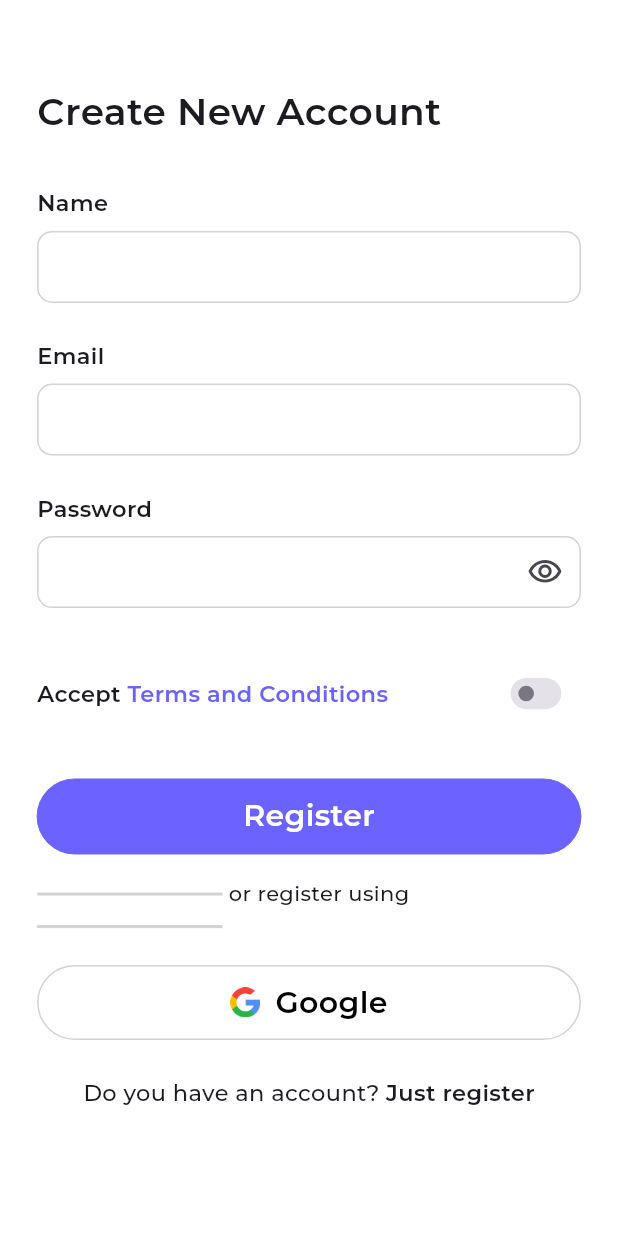
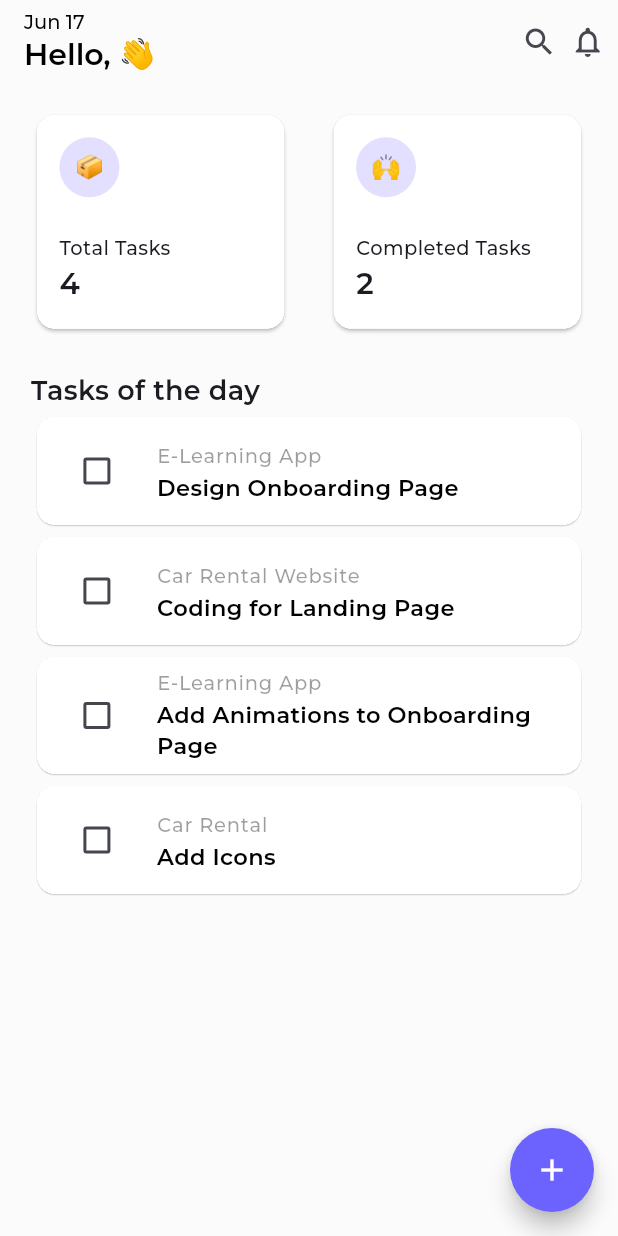
Before and after one commit to N-DiLo/kode_camp_task, a Flutter app: the SignUp screen opened by its route, after a tap on "Register", on a phone screen of 412 x 824 dp. Run offline on Flutter 3.47's test engine with Material 3 defaults, Android fonts, the phone set to English and light mode, and no system bars; our stand-ins replace google_fonts; project files that could hold a hidden picture were left out.

Commit message:
feat: completed add task screen

```diff
--- /dev/null
+++ b/lib/components/app_text_styles.dart
@@ -0,0 +1,18 @@
+import 'package:flutter/material.dart';
+import 'package:google_fonts/google_fonts.dart';
+
+final TextStyle bodySmall = GoogleFonts.montserrat(
+  fontSize: 13,
+  fontWeight: FontWeight.w400,
+  color: Colors.black,
+);
+final TextStyle bodyMedium = GoogleFonts.montserrat(
+  fontSize: 15,
+  fontWeight: FontWeight.w500,
+  color: Colors.black,
+);
+final TextStyle bodyLarge = GoogleFonts.montserrat(
+  fontSize: 20,
+  fontWeight: FontWeight.w600,
+  color: Colors.black,
+);
--- a/lib/components/my_button.dart
+++ b/lib/components/my_button.dart
@@ -72,6 +72,8 @@ class MyButton extends StatelessWidget {
 //Konstant color values
 const primaryColor = Color(0xff6C63FF);
 const optionalColor = Color(0xffF160AE);
+const whiteColor = Colors.white;
+const textColor = Colors.black;
 
 //Konstant values for Images used in app
 const startled = 'assets/images/startled.png';
--- a/lib/components/my_input_field.dart
+++ b/lib/components/my_input_field.dart
@@ -1,5 +1,4 @@
 import 'package:flutter/material.dart';
-import 'package:flutter/widgets.dart';
 import 'package:google_fonts/google_fonts.dart';
 import 'package:kode_camp_task/components/my_button.dart';
 
@@ -43,6 +42,7 @@ class MyInputField extends StatelessWidget {
         ),
         const SizedBox(height: 8),
         TextFormField(
+          controller: controller,
           keyboardType: keyType,
           obscureText: isPassword,
           validator: validator,
--- a/lib/components/my_text_widget.dart
+++ b/lib/components/my_text_widget.dart
@@ -2,7 +2,6 @@ import 'package:flutter/material.dart';
 import 'package:google_fonts/google_fonts.dart';
 
 class MyText extends StatelessWidget {
-  final TextStyle? style;
   final String text;
   final FontWeight? fontWeight;
   final double? fontSize;
@@ -13,7 +12,6 @@ class MyText extends StatelessWidget {
   const MyText({
     super.key,
     this.textAlign,
-    this.style,
     required this.text,
     this.fontSize,
     this.fontWeight,
--- a/lib/main.dart
+++ b/lib/main.dart
@@ -1,5 +1,6 @@
 import 'package:flutter/material.dart';
 import 'package:kode_camp_task/components/my_button.dart';
+import 'package:kode_camp_task/task_3/home_page.dart';
 
 import 'package:kode_camp_task/task_3/no_login.dart';
 import 'package:kode_camp_task/task_3/onboard.dart';
@@ -27,6 +28,7 @@ class MyApp extends StatelessWidget {
       routes: {
         SignUp.routeName: (context) => const SignUp(),
         NoLogin.routeName: (context) => const NoLogin(),
+        HomePage.routeName: (context) => const HomePage(),
       },
     );
   }
--- /dev/null
+++ b/lib/task_3/home_page.dart
@@ -0,0 +1,140 @@
+import 'package:flutter/material.dart';
+
+import 'package:kode_camp_task/components/app_text_styles.dart';
+import 'package:kode_camp_task/components/my_button.dart';
+import 'package:kode_camp_task/components/my_text_widget.dart';
+import 'package:kode_camp_task/task_3/widgets/add_task.dart';
+import 'package:kode_camp_task/task_3/widgets/task_tile.dart';
+import 'widgets/header_widget.dart';
+
+class HomePage extends StatefulWidget {
+  const HomePage({super.key});
+  static const routeName = '/home-page';
+
+  @override
+  State<HomePage> createState() => _HomePageState();
+}
+
+class _HomePageState extends State<HomePage> {
+  List avTasks = [
+    ['E-Learning App', 'Design Onboarding Page', false],
+    ['Car Rental Website', 'Coding for Landing Page', false],
+    ['E-Learning App', 'Add Animations to Onboarding Page', false],
+    ['Car Rental', 'Add Icons', false]
+  ];
+
+  final controller = TextEditingController();
+  final subController = TextEditingController();
+
+  @override
+  void dispose() {
+    controller.dispose();
+    subController.dispose();
+    super.dispose();
+  }
+
+  void createTask() {
+    if (controller.text.isNotEmpty || subController.text.isNotEmpty) {
+      setState(() {
+        avTasks.add([controller.text, subController.text, false]);
+        controller.clear();
+        subController.clear();
+      });
+    } else if (controller.text.isEmpty || subController.text.isEmpty) {
+      ScaffoldMessenger.of(context).showSnackBar(
+        const SnackBar(
+          duration: Duration(seconds: 2),
+          behavior: SnackBarBehavior.floating,
+          content: Center(
+            child: MyText(
+              text: 'No value provided for Task title or subtitle',
+            ),
+          ),
+        ),
+      );
+    }
+    Navigator.pop(context);
+  }
+
+  @override
+  Widget build(BuildContext context) {
+    final height = MediaQuery.of(context).size.height;
+    final width = MediaQuery.of(context).size.width;
+    return Scaffold(
+      floatingActionButton: FloatingActionButton(
+          shape: RoundedRectangleBorder(
+            borderRadius: BorderRadius.circular(30),
+          ),
+          backgroundColor: primaryColor,
+          child: const Center(
+            child: Icon(
+              Icons.add_outlined,
+              color: whiteColor,
+            ),
+          ),
+          onPressed: () => showModalBottomSheet(
+                context: context,
+                isScrollControlled: true,
+                isDismissible: false,
+                builder: (_) => AddTask(
+                  controller: controller,
+                  subController: subController,
+                  onTap: createTask,
+                ),
+              )),
+      appBar: AppBar(
+        backgroundColor: const Color.fromARGB(255, 251, 251, 251),
+        automaticallyImplyLeading: false,
+        title: Text.rich(
+          TextSpan(
+            text: 'Jun 17\n',
+            style: bodySmall,
+            children: [TextSpan(text: 'Hello, 👋', style: bodyLarge)],
+          ),
+        ),
+        actions: [
+          const Icon(Icons.search_outlined),
+          SizedBox(width: width * .02),
+          const Icon(Icons.notifications_outlined),
+          SizedBox(width: width * .02),
+        ],
+      ),
+      backgroundColor: const Color.fromARGB(255, 251, 251, 251),
+      body: SingleChildScrollView(
+        child: Padding(
+          padding: EdgeInsets.symmetric(horizontal: width * .05),
+          child: Column(
+            crossAxisAlignment: CrossAxisAlignment.start,
+            children: [
+              SizedBox(height: height * .02),
+              HeaderWidget(
+                taskNo: '${avTasks.length}',
+                completedTask: '2',
+              ),
+              SizedBox(height: height * 0.03),
+              const MyText(
+                text: 'Tasks of the day',
+                fontSize: 18,
+                fontWeight: FontWeight.w600,
+              ),
+              SizedBox(
+                height: height * .7,
+                child: Flexible(
+                  child: ListView.builder(
+                    shrinkWrap: true,
+                    itemCount: avTasks.length,
+                    itemBuilder: (context, index) => TaskTile(
+                        isDone: avTasks[index][2],
+                        taskTitle: avTasks[index][0],
+                        taskSubtitle: avTasks[index][1],
+                        onChanged: (isSelected) {}),
+                  ),
+                ),
+              )
+            ],
+          ),
+        ),
+      ),
+    );
+  }
+}
--- a/lib/task_3/sign_up.dart
+++ b/lib/task_3/sign_up.dart
@@ -4,6 +4,7 @@ import 'package:google_fonts/google_fonts.dart';
 import 'package:kode_camp_task/components/my_button.dart';
 import 'package:kode_camp_task/components/my_input_field.dart';
 import 'package:kode_camp_task/components/my_text_widget.dart';
+import 'package:kode_camp_task/task_3/home_page.dart';
 
 class SignUp extends StatefulWidget {
   const SignUp({super.key});
@@ -108,7 +109,12 @@ class _SignUpState extends State<SignUp> {
               SizedBox(height: height * .04),
               MyButton(
                 title: 'Register',
-                onTap: () {},
+                onTap: () {
+                  Navigator.pushReplacementNamed(
+                    context,
+                    HomePage.routeName,
+                  );
+                },
               ),
               SizedBox(height: height * .02),
               Center(
--- /dev/null
+++ b/lib/task_3/widgets/header_widget.dart
@@ -0,0 +1,91 @@
+import 'package:flutter/material.dart';
+import 'package:kode_camp_task/components/my_button.dart';
+import 'package:kode_camp_task/components/my_text_widget.dart';
+
+class HeaderWidget extends StatelessWidget {
+  const HeaderWidget({
+    super.key,
+    required this.taskNo,
+    required this.completedTask,
+  });
+
+  final String taskNo;
+  final String completedTask;
+
+  @override
+  Widget build(BuildContext context) {
+    final height = MediaQuery.of(context).size.height;
+    final width = MediaQuery.of(context).size.width;
+    return Row(
+      mainAxisAlignment: MainAxisAlignment.spaceBetween,
+      children: [
+        ConstrainedBox(
+          constraints:
+              BoxConstraints(minHeight: height * .15, minWidth: width * .42),
+          child: Card(
+            clipBehavior: Clip.hardEdge,
+            child: Container(
+              padding: const EdgeInsets.all(15),
+              decoration: BoxDecoration(boxShadow: const [
+                BoxShadow(
+                  offset: Offset(1.5, 1.5),
+                  color: Color.fromARGB(255, 238, 237, 237),
+                )
+              ], color: whiteColor, borderRadius: BorderRadius.circular(8)),
+              child: Column(
+                crossAxisAlignment: CrossAxisAlignment.start,
+                children: [
+                  const CircleAvatar(
+                    child: MyText(text: '📦'),
+                  ),
+                  SizedBox(height: height * 0.03),
+                  const MyText(
+                    text: 'Total Tasks',
+                    fontSize: 13,
+                    fontWeight: FontWeight.w400,
+                  ),
+                  MyText(
+                    text: taskNo,
+                    fontSize: 20,
+                    fontWeight: FontWeight.w600,
+                  ),
+                ],
+              ),
+            ),
+          ),
+        ),
+        ConstrainedBox(
+          constraints:
+              BoxConstraints(minHeight: height * .15, minWidth: width * .42),
+          child: Card(
+            clipBehavior: Clip.hardEdge,
+            child: Container(
+              padding: const EdgeInsets.all(15),
+              decoration: BoxDecoration(
+                  color: whiteColor, borderRadius: BorderRadius.circular(8)),
+              child: Column(
+                crossAxisAlignment: CrossAxisAlignment.start,
+                children: [
+                  const CircleAvatar(
+                    child: MyText(text: '🙌'),
+                  ),
+                  SizedBox(height: height * 0.03),
+                  const MyText(
+                    text: 'Completed Tasks',
+                    fontSize: 13,
+                    fontWeight: FontWeight.w400,
+                  ),
+                  MyText(
+                    text: completedTask,
+                    fontSize: 20,
+                    fontWeight: FontWeight.w600,
+                  ),
+                ],
+              ),
+            ),
+          ),
+        ),
+      ],
+    );
+  }
+}
--- /dev/null
+++ b/lib/task_3/widgets/task_tile.dart
@@ -0,0 +1,45 @@
+import 'package:flutter/material.dart';
+import 'package:kode_camp_task/components/my_button.dart';
+import 'package:kode_camp_task/components/my_text_widget.dart';
+
+class TaskTile extends StatelessWidget {
+  const TaskTile({
+    super.key,
+    required this.isDone,
+    required this.taskTitle,
+    required this.taskSubtitle,
+    required this.onChanged,
+  });
+
+  final bool isDone;
+  final String taskTitle;
+  final String taskSubtitle;
+  final void Function(bool?) onChanged;
+
+  @override
+  Widget build(BuildContext context) {
+    return Card(
+      elevation: 0.4,
+      clipBehavior: Clip.hardEdge,
+      child: ListTile(
+        leading: Checkbox(
+          value: isDone,
+          onChanged: onChanged,
+        ),
+        tileColor: whiteColor,
+        title: MyText(
+          text: taskTitle,
+          fontSize: 13,
+          color: Colors.black38,
+          fontWeight: FontWeight.w500,
+        ),
+        subtitle: MyText(
+          text: taskSubtitle,
+          fontSize: 15,
+          color: textColor,
+          fontWeight: FontWeight.w600,
+        ),
+      ),
+    );
+  }
+}
```
Also changed, not shown: lib/task_3/widgets/add_task.dart (added, +66 -0 lines), lib/task_3/bottom_nav.dart (added).
